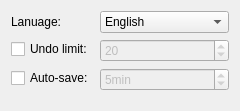
rakhimov/scram, file gui/preferencesdialog.ui: the form before one commit.
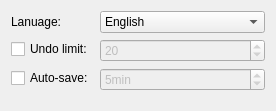
The form after the commit.

Commit message: GUI: Add Polish into interface languages

The edit to the form file:
```diff
--- a/gui/preferencesdialog.ui
+++ b/gui/preferencesdialog.ui
@@ -6,7 +6,7 @@
    <rect>
     <x>0</x>
     <y>0</y>
-    <width>236</width>
+    <width>276</width>
     <height>111</height>
    </rect>
   </property>
```
Left out of the diff: 5 changed lines with no effect on the pictures. The commit also changes 4 other files.
